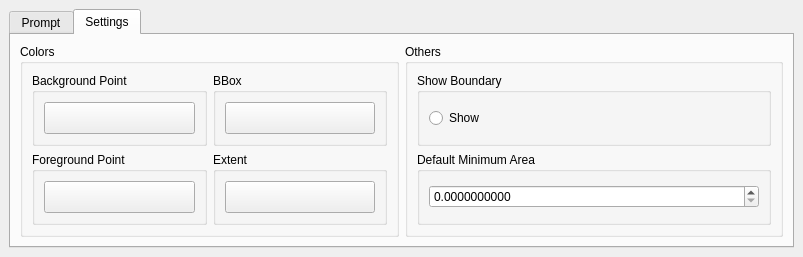
First picture: the form in ui/Selector.ui, repository coolzhao/Geo-SAM, before the edit.
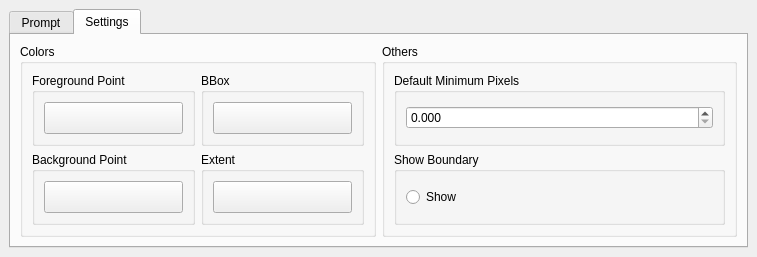
Second picture: the form after the edit. The open tabs and pages were chosen to show the change. Custom widgets are drawn as their Qt base class.

Commit message: hover mode -> Preview mode & fix bug for preview mode

The edit to the form file:
```diff
--- a/ui/Selector.ui
+++ b/ui/Selector.ui
@@ -6,14 +6,14 @@
    <rect>
     <x>0</x>
     <y>0</y>
-    <width>754</width>
-    <height>248</height>
+    <width>752</width>
+    <height>242</height>
    </rect>
   </property>
   <property name="minimumSize">
    <size>
     <width>752</width>
-    <height>244</height>
+    <height>242</height>
    </size>
   </property>
   <property name="maximumSize">
@@ -45,7 +45,7 @@
     <item row="0" column="0">
      <widget class="QTabWidget" name="tabWidget">
       <property name="currentIndex">
-       <number>1</number>
+       <number>0</number>
       </property>
       <widget class="QWidget" name="tab">
        <attribute name="title">
@@ -284,13 +284,13 @@
              <item>
               <widget class="QGroupBox" name="groupBox_14">
                <property name="title">
-                <string>Minimum Area</string>
+                <string>Minimum Pixels</string>
                </property>
                <layout class="QGridLayout" name="gridLayout_15">
                 <item row="0" column="0">
                  <widget class="QDoubleSpinBox" name="Box_min_area">
                   <property name="decimals">
-                   <number>10</number>
+                   <number>3</number>
                   </property>
                   <property name="maximum">
                    <double>10000000000000000000000.000000000000000</double>
@@ -472,10 +472,10 @@
              <item>
               <widget class="QGroupBox" name="groupBox_2">
                <property name="toolTip">
-                <string>execute SAM with move mode (M)</string>
+                <string>Preview SAM reslut while moving mouse (H)</string>
                </property>
                <property name="title">
-                <string>Hover mode</string>
+                <string>Preview mode</string>
                </property>
                <layout class="QGridLayout" name="gridLayout_11">
                 <item row="0" column="0">
@@ -487,7 +487,7 @@
                    </sizepolicy>
                   </property>
                   <property name="toolTip">
-                   <string>Execute SAM while moving mouse (H)</string>
+                   <string>Preview SAM reslut while moving mouse (P)</string>
                   </property>
                   <property name="text">
                    <string>Enable</string>
@@ -499,6 +499,9 @@
              </item>
              <item>
               <widget class="QGroupBox" name="EditModeGroupBox">
+               <property name="toolTip">
+                <string>Toggle to enable/disable the labelling tool</string>
+               </property>
                <property name="title">
                 <string>Editable</string>
                </property>
@@ -521,7 +524,7 @@
                    </size>
                   </property>
                   <property name="toolTip">
-                   <string>Toggle to enable the labelling tool</string>
+                   <string>Toggle to enable/disable the labelling tool</string>
                   </property>
                   <property name="text">
                    <string>Enable</string>
@@ -552,31 +555,6 @@
            <string>Colors</string>
           </property>
           <layout class="QGridLayout" name="gridLayout_5">
-           <item row="0" column="0">
-            <widget class="QGroupBox" name="groupBox_6">
-             <property name="title">
-              <string>Background Point</string>
-             </property>
-             <layout class="QGridLayout" name="gridLayout_19">
-              <item row="0" column="0">
-               <widget class="QgsColorButton" name="ColorButton_bgpt">
-                <property name="sizePolicy">
-                 <sizepolicy hsizetype="Preferred" vsizetype="Preferred">
-                  <horstretch>0</horstretch>
-                  <verstretch>0</verstretch>
-                 </sizepolicy>
-                </property>
-                <property name="minimumSize">
-                 <size>
-                  <width>15</width>
-                  <height>16</height>
-                 </size>
-                </property>
-               </widget>
-              </item>
-             </layout>
-            </widget>
-           </item>
            <item row="0" column="1">
             <widget class="QGroupBox" name="groupBox_7">
              <property name="title">
@@ -627,13 +605,13 @@
              </layout>
             </widget>
            </item>
-           <item row="1" column="0">
+           <item row="0" column="0">
             <widget class="QGroupBox" name="groupBox_9">
              <property name="title">
               <string>Foreground Point</string>
              </property>
              <layout class="QGridLayout" name="gridLayout_18">
-              <item row="0" column="0">
+              <item row="1" column="0">
                <widget class="QgsColorButton" name="ColorButton_fgpt">
                 <property name="sizePolicy">
                  <sizepolicy hsizetype="Preferred" vsizetype="Preferred">
@@ -652,6 +630,31 @@
              </layout>
             </widget>
            </item>
+           <item row="1" column="0">
+            <widget class="QGroupBox" name="groupBox_6">
+             <property name="title">
+              <string>Background Point</string>
+             </property>
+             <layout class="QGridLayout" name="gridLayout_19">
+              <item row="0" column="0">
+               <widget class="QgsColorButton" name="ColorButton_bgpt">
+                <property name="sizePolicy">
+                 <sizepolicy hsizetype="Preferred" vsizetype="Preferred">
+                  <horstretch>0</horstretch>
+                  <verstretch>0</verstretch>
+                 </sizepolicy>
+                </property>
+                <property name="minimumSize">
+                 <size>
+                  <width>15</width>
+                  <height>16</height>
+                 </size>
+                </property>
+               </widget>
+              </item>
+             </layout>
+            </widget>
+           </item>
           </layout>
          </widget>
         </item>
@@ -661,6 +664,25 @@
            <string>Others</string>
           </property>
           <layout class="QVBoxLayout" name="verticalLayout_2">
+           <item>
+            <widget class="QGroupBox" name="groupBox_11">
+             <property name="title">
+              <string>Default Minimum Pixels</string>
+             </property>
+             <layout class="QGridLayout" name="gridLayout_12">
+              <item row="0" column="0">
+               <widget class="QDoubleSpinBox" name="Box_min_area_default">
+                <property name="decimals">
+                 <number>3</number>
+                </property>
+                <property name="maximum">
+                 <double>10000000000000000000000.000000000000000</double>
+                </property>
+               </widget>
+              </item>
+             </layout>
+            </widget>
+           </item>
            <item>
             <widget class="QGroupBox" name="groupBox_10">
              <property name="title">
@@ -695,25 +717,6 @@
              </layout>
             </widget>
            </item>
-           <item>
-            <widget class="QGroupBox" name="groupBox_11">
-             <property name="title">
-              <string>Default Minimum Area</string>
-             </property>
-             <layout class="QGridLayout" name="gridLayout_12">
-              <item row="0" column="0">
-               <widget class="QDoubleSpinBox" name="Box_min_area_default">
-                <property name="decimals">
-                 <number>10</number>
-                </property>
-                <property name="maximum">
-                 <double>10000000000000000000000.000000000000000</double>
-                </property>
-               </widget>
-              </item>
-             </layout>
-            </widget>
-           </item>
           </layout>
          </widget>
         </item>
```
The commit also changes 1 other file.
